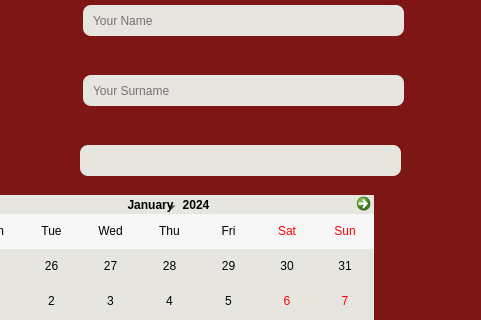
Old version of the form app/gui/registerMembership/registerMembership.ui in the repository chananon-n/FineCuisine; both pictures show x 547 to 1028 and y 145 to 465 of the 1280 by 720 pixel window.
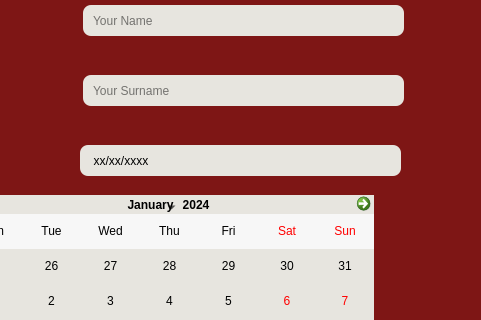
New version of the form. Icons and pictures are not drawn.

Patch:
```diff
--- a/app/gui/registerMembership/registerMembership.ui
+++ b/app/gui/registerMembership/registerMembership.ui
@@ -414,10 +414,11 @@
            <property name="styleSheet">
             <string notr="true">background-color: rgb(231, 229, 223);
 color:black;
-font: 16pt &quot;Arial&quot;;</string>
+font: 16pt &quot;Arial&quot;;
+padding: 4px;</string>
            </property>
            <property name="text">
-            <string>  </string>
+            <string>  xx/xx/xxxx</string>
            </property>
           </widget>
          </widget>
```
Left out of the diff: 2 changed lines with no effect on the pictures.
